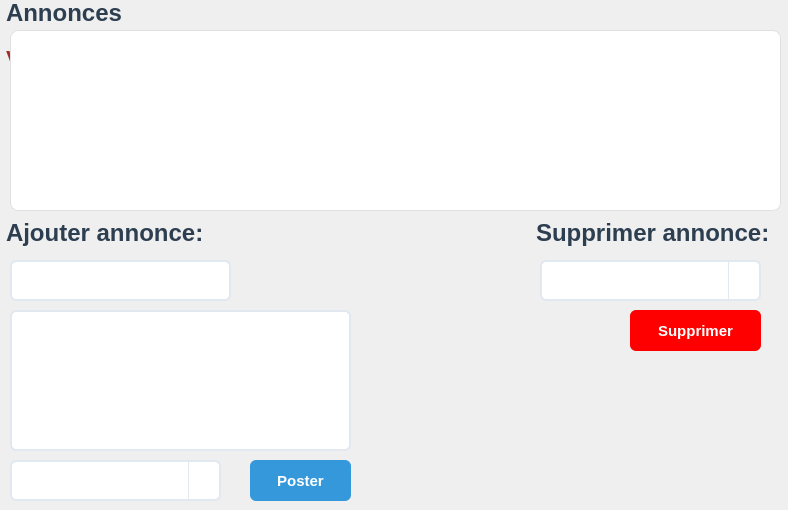
Above: GUI/UI/annoncesPage.ui from Med-Atir/E-class-desktop-version- before the change. Below: the same form after it.
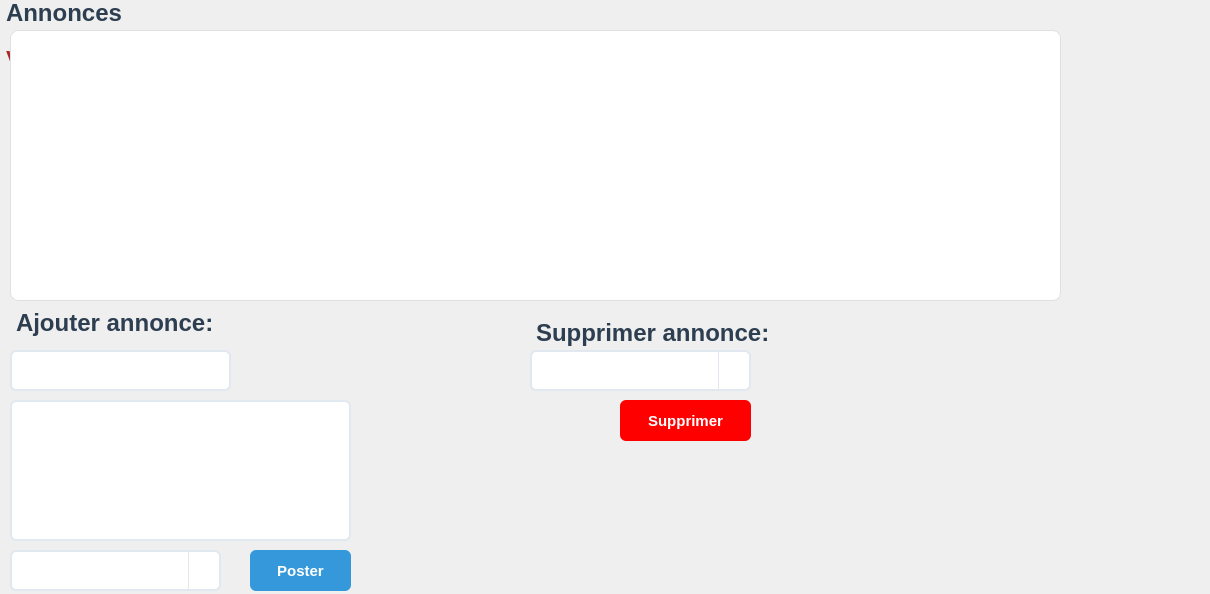
That is the form after the change.

```diff
--- a/GUI/UI/annoncesPage.ui
+++ b/GUI/UI/annoncesPage.ui
@@ -6,8 +6,8 @@
    <rect>
     <x>0</x>
     <y>0</y>
-    <width>788</width>
-    <height>510</height>
+    <width>1210</width>
+    <height>594</height>
    </rect>
   </property>
   <property name="windowTitle">
@@ -125,7 +125,7 @@
    <property name="geometry">
     <rect>
      <x>10</x>
-     <y>260</y>
+     <y>350</y>
      <width>221</width>
      <height>41</height>
     </rect>
@@ -135,7 +135,7 @@
    <property name="geometry">
     <rect>
      <x>10</x>
-     <y>310</y>
+     <y>400</y>
      <width>341</width>
      <height>141</height>
     </rect>
@@ -145,7 +145,7 @@
    <property name="geometry">
     <rect>
      <x>250</x>
-     <y>460</y>
+     <y>550</y>
      <width>101</width>
      <height>41</height>
     </rect>
@@ -174,7 +174,7 @@
    <property name="geometry">
     <rect>
      <x>10</x>
-     <y>460</y>
+     <y>550</y>
      <width>211</width>
      <height>41</height>
     </rect>
@@ -183,8 +183,8 @@
   <widget class="QLabel" name="addAnnonce">
    <property name="geometry">
     <rect>
-     <x>0</x>
-     <y>220</y>
+     <x>10</x>
+     <y>310</y>
      <width>211</width>
      <height>31</height>
     </rect>
@@ -204,8 +204,8 @@
     <rect>
      <x>10</x>
      <y>30</y>
-     <width>771</width>
-     <height>181</height>
+     <width>1051</width>
+     <height>271</height>
     </rect>
    </property>
   </widget>
@@ -213,7 +213,7 @@
    <property name="geometry">
     <rect>
      <x>530</x>
-     <y>220</y>
+     <y>320</y>
      <width>241</width>
      <height>31</height>
     </rect>
@@ -231,8 +231,8 @@
   <widget class="QComboBox" name="delAnnonce">
    <property name="geometry">
     <rect>
-     <x>540</x>
-     <y>260</y>
+     <x>530</x>
+     <y>350</y>
      <width>221</width>
      <height>41</height>
     </rect>
@@ -241,8 +241,8 @@
   <widget class="QPushButton" name="supprimerAnnonce">
    <property name="geometry">
     <rect>
-     <x>630</x>
-     <y>310</y>
+     <x>620</x>
+     <y>400</y>
      <width>131</width>
      <height>41</height>
     </rect>
```
